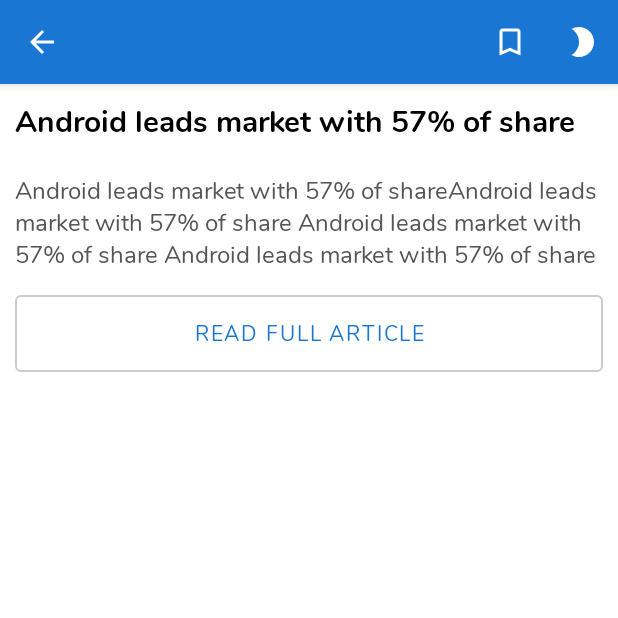
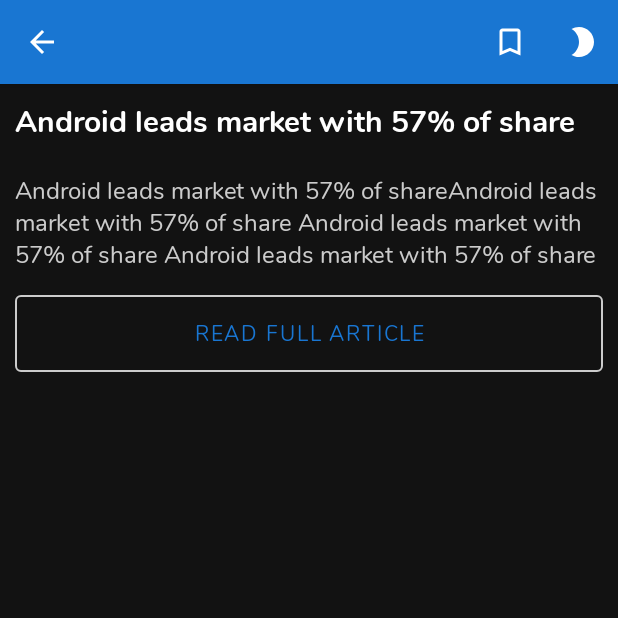
Before and after one commit to Susheelkaram/Reeder, an Android app: the ArticleDetailsActivity screen opened directly, with no data from a screen before it, after a tap on "Dark/Light Mode", on a phone screen of 412 x 824 dp, the top half of it. Run offline under Robolectric (Android 15) with nearby library versions, the phone set to English and light mode, and no system bars; our stand-ins replace Room's generated code, data binding; pictures from the network do not load; 1 other tap on this screen came first.

Commit message:
Persisting user selected Theme mode + Added Theme util and moved existing Theme helpers into it

```diff
--- a/app/src/main/java/com/susheelkaram/myread/TheApplicaton.kt
+++ b/app/src/main/java/com/susheelkaram/myread/TheApplicaton.kt
@@ -3,6 +3,7 @@
 import android.app.Application
 import androidx.appcompat.app.AppCompatDelegate
 import com.susheelkaram.myread.di.dbModule
+import com.susheelkaram.myread.utils.ThemeUtil
 import com.susheelkaram.myread.utils.Utils
 import org.koin.android.ext.koin.androidContext
 import org.koin.android.ext.koin.androidLogger
@@ -16,7 +17,7 @@
 class TheApplicaton : Application() {
     override fun onCreate() {
         super.onCreate()
-        Utils.setThemeMode(AppCompatDelegate.MODE_NIGHT_NO)
+        ThemeUtil.setUserSelectedTheme(this)
 
         startKoin {
             androidContext(this@TheApplicaton)
--- a/app/src/main/java/com/susheelkaram/myread/ui/activities/ArticleDetailsActivity.kt
+++ b/app/src/main/java/com/susheelkaram/myread/ui/activities/ArticleDetailsActivity.kt
@@ -19,6 +19,7 @@
 import com.susheelkaram.myread.utils.FragmentToolbar
 import com.susheelkaram.myread.utils.MenuClick
 import com.susheelkaram.myread.utils.Utils
+import com.susheelkaram.myread.utils.ThemeUtil
 
 class ArticleDetailsActivity : BaseActivity() {
     lateinit var B: ActivityArticleDetailsBinding
@@ -75,7 +76,7 @@
             .setMenuItemClickListener(MenuClick { item ->
                 when (item.itemId) {
                     R.id.menu_bookmark -> onBookmarkOptionClicked(item)
-                    R.id.menu_switch_dark_mode_read -> Utils.switchDarkLightTheme()
+                    R.id.menu_switch_dark_mode_read -> ThemeUtil.switchThemeAndSetMenuIcon(application, item)
                 }
             })
         return fragmentToolbarBuilder.build()
--- a/app/src/main/java/com/susheelkaram/myread/ui/fragments/HomeFragment.kt
+++ b/app/src/main/java/com/susheelkaram/myread/ui/fragments/HomeFragment.kt
@@ -23,6 +23,7 @@
 import com.susheelkaram.myread.ui.viewmodel.HomeViewModel
 import com.susheelkaram.myread.utils.FragmentToolbar
 import com.susheelkaram.myread.utils.MenuClick
+import com.susheelkaram.myread.utils.ThemeUtil
 import com.susheelkaram.myread.utils.Utils
 import com.susheelkaram.trackky.utils.hide
 import com.susheelkaram.trackky.utils.show
@@ -68,7 +69,9 @@
             .setMenu(R.menu.menu_home)
             .setMenuItemClickListener(MenuClick { item ->
                 when (item.itemId) {
-                    R.id.menu_switch_dark_mode -> Utils.switchDarkLightTheme()
+                    R.id.menu_switch_dark_mode -> activity?.application?.let {
+                        ThemeUtil.switchThemeAndSetMenuIcon(it, item)
+                    }
                     R.id.menu_refresh_feeds -> {
                         B.refreshLayoutFeeds.isRefreshing = true
                         refreshFeeds()
--- /dev/null
+++ b/app/src/main/java/com/susheelkaram/myread/utils/ThemeUtil.kt
@@ -0,0 +1,58 @@
+package com.susheelkaram.myread.utils
+
+import android.app.Application
+import android.content.Context
+import android.graphics.drawable.Drawable
+import android.view.MenuItem
+import androidx.appcompat.app.AppCompatDelegate
+import androidx.core.content.edit
+import com.susheelkaram.myread.R
+
+/**
+ * Created by Susheel Kumar Karam
+ * Website - SusheelKaram.com
+ */
+class ThemeUtil {
+    companion object {
+        fun switchThemeAndSetMenuIcon(app: Application, menuItem: MenuItem) {
+            val switchedTheme = switchTheme(app)
+            menuItem.setIcon(getThemeIcon(switchedTheme))
+        }
+
+        fun getThemeIcon(selectedTheme: Int): Int {
+            return if (selectedTheme == AppCompatDelegate.MODE_NIGHT_NO) R.drawable.ic_baseline_wb_sunny_24
+            else R.drawable.ic_brightness_2_black_24dp
+        }
+
+        fun switchTheme(app: Application) : Int{
+            val themeToSwitchTo: Int = if (AppCompatDelegate.getDefaultNightMode() != AppCompatDelegate.MODE_NIGHT_NO) {
+                    AppCompatDelegate.MODE_NIGHT_NO
+                } else AppCompatDelegate.MODE_NIGHT_YES
+            setThemeMode(themeToSwitchTo)
+            saveThemeSelection(themeToSwitchTo, app)
+            return themeToSwitchTo
+        }
+
+        private fun setThemeMode(selectedTheme: Int) {
+            AppCompatDelegate.setDefaultNightMode(selectedTheme)
+        }
+
+        fun setUserSelectedTheme(app: Application) {
+            val selectedTheme = getSelectedThemeMode(app)
+            setThemeMode(selectedTheme)
+        }
+
+        private fun saveThemeSelection(mode: Int, app: Application) {
+            val preferences = app.getSharedPreferences(Constants.PREF_FILE_COMMON, Context.MODE_PRIVATE)
+            with(preferences.edit()) {
+                putInt(Constants.PREF_THEME_MODE, mode)
+                apply()
+            }
+        }
+
+        private fun getSelectedThemeMode(app: Application) : Int{
+            val preferences = app.getSharedPreferences(Constants.PREF_FILE_COMMON, Context.MODE_PRIVATE)
+            return preferences.getInt(Constants.PREF_THEME_MODE, AppCompatDelegate.MODE_NIGHT_FOLLOW_SYSTEM)
+        }
+    }
+}
--- a/app/src/main/java/com/susheelkaram/myread/utils/Utils.kt
+++ b/app/src/main/java/com/susheelkaram/myread/utils/Utils.kt
@@ -10,17 +10,6 @@
  */
 class Utils {
     companion object {
-        fun switchDarkLightTheme() {
-            if(AppCompatDelegate.getDefaultNightMode() != AppCompatDelegate.MODE_NIGHT_NO) {
-                setThemeMode(AppCompatDelegate.MODE_NIGHT_NO)
-            }
-            else setThemeMode(AppCompatDelegate.MODE_NIGHT_YES)
-        }
-
-        fun setThemeMode(mode: Int) {
-            AppCompatDelegate.setDefaultNightMode(mode)
-        }
-
         fun getEpochFromTimestamp(timeStamp: String?, inMillis: Boolean = false): Long {
             if(timeStamp.isNullOrEmpty()) return 0
 
--- a/app/src/main/java/com/susheelkaram/myread/utils/constants.kt
+++ b/app/src/main/java/com/susheelkaram/myread/utils/constants.kt
@@ -19,4 +19,7 @@
     const val SYNC_INTERVAL = 30L // mins
     const val FEED_SYNC_WORK_NAME = "feedSyncWork"
 
+    // Preferences
+    const val PREF_FILE_COMMON = "commonPreferences"
+    const val PREF_THEME_MODE = "themeMode"
 }
```
